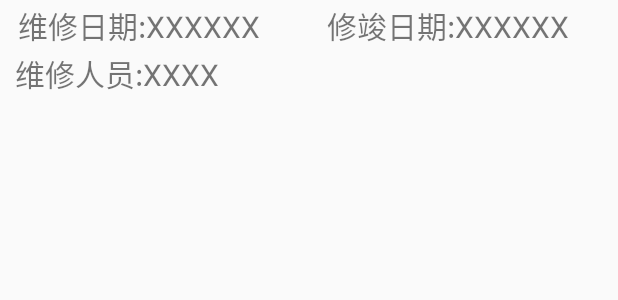
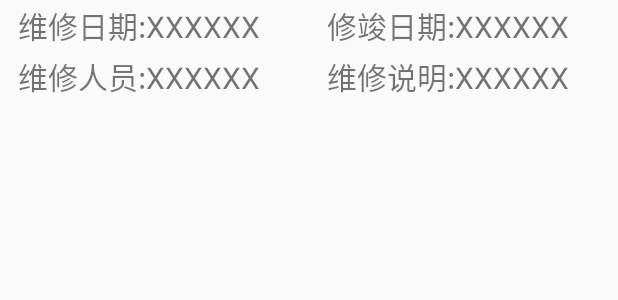
Before and after one commit to ActTerr/device_android, an Android app: the layout item_weixiu.xml on its own in the app's theme, with its tools: preview values and no code run, on a phone screen of 412 x 824 dp. Shown: the top 300 px of the screen. Run offline under Robolectric (Android 15) with nearby library versions, the phone set to English and light mode, and no system bars.

Commit message:
对维修实体类修改，添加说明属性

```diff
--- a/app/src/main/java/mac/yk/devicemanagement/bean/Weixiu.java
+++ b/app/src/main/java/mac/yk/devicemanagement/bean/Weixiu.java
@@ -10,13 +10,13 @@ public class Weixiu implements Serializable {
     String wxDate;
     String xjData;
     String controlUser;
-
-    public Weixiu(String wxDate, String xjData, String controlUser) {
+    String remark;
+    public Weixiu(String wxDate, String xjData, String controlUser, String remark) {
         this.wxDate = wxDate;
         this.xjData = xjData;
         this.controlUser = controlUser;
+        this.remark = remark;
     }
-
     public Weixiu() {
     }
 
@@ -43,4 +43,12 @@ public class Weixiu implements Serializable {
     public void setControlUser(String controlUser) {
         this.controlUser = controlUser;
     }
+
+    public String getRemark() {
+        return remark;
+    }
+
+    public void setRemark(String remark) {
+        this.remark = remark;
+    }
 }
--- a/app/src/main/java/mac/yk/devicemanagement/controller/adapter/MyAdapter.java
+++ b/app/src/main/java/mac/yk/devicemanagement/controller/adapter/MyAdapter.java
@@ -82,6 +82,7 @@ public class MyAdapter extends RecyclerView.Adapter<RecyclerView.ViewHolder> {
             wxViewHolder.xjDate.setText(weixiu.getXjData());
             wxViewHolder.wxDate.setText(weixiu.getWxDate());
             wxViewHolder.wxUser.setText(weixiu.getControlUser());
+            wxViewHolder.wxRemark.setText(weixiu.getRemark());
         }else {
             XjViewHolder xjViewHolder= (XjViewHolder) holder;
           Xunjian xunjian=xjlist.get(position);
--- a/app/src/main/java/mac/yk/devicemanagement/view/holder/WxViewHolder.java
+++ b/app/src/main/java/mac/yk/devicemanagement/view/holder/WxViewHolder.java
@@ -24,6 +24,10 @@ public class WxViewHolder extends RecyclerView.ViewHolder {
     @BindView(R.id.name)
             public
     TextView wxUser;
+
+    @BindView(R.id.remark)
+    public
+    TextView wxRemark;
     public WxViewHolder(View itemView) {
         super(itemView);
         ButterKnife.bind(this, itemView);
--- a/app/src/main/res/layout/item_weixiu.xml
+++ b/app/src/main/res/layout/item_weixiu.xml
@@ -48,10 +48,16 @@
 
     <LinearLayout
         android:orientation="horizontal"
+        android:layout_width="match_parent"
+        android:layout_height="wrap_content">
+        <LinearLayout
+            android:layout_weight="1"
+            android:padding="2dp"
+            android:layout_marginLeft="10dp"
+            android:orientation="horizontal"
             android:layout_width="wrap_content"
             android:layout_height="wrap_content">
             <TextView
-            android:layout_marginLeft="10dp"
                 android:textSize="20sp"
                 android:text="维修人员:"
                 android:layout_width="wrap_content"
@@ -59,8 +65,28 @@
             <TextView
                 android:id="@+id/name"
                 android:textSize="20sp"
-            android:text="XXXX"
+                android:text="XXXXXX"
+                android:layout_width="wrap_content"
+                android:layout_height="wrap_content" />
+        </LinearLayout>
+        <LinearLayout
+            android:layout_weight="1"
+            android:padding="2dp"
+            android:layout_marginLeft="10dp"
+            android:orientation="horizontal"
+            android:layout_width="wrap_content"
+            android:layout_height="wrap_content">
+            <TextView
+                android:textSize="20sp"
+                android:text="维修说明:"
+                android:layout_width="wrap_content"
+                android:layout_height="wrap_content" />
+            <TextView
+                android:id="@+id/remark"
+                android:textSize="20sp"
+                android:text="XXXXXX"
                 android:layout_width="wrap_content"
                 android:layout_height="wrap_content" />
         </LinearLayout>
     </LinearLayout>
+</LinearLayout>
```
Lines whose indentation alone changed are shown as unchanged.
